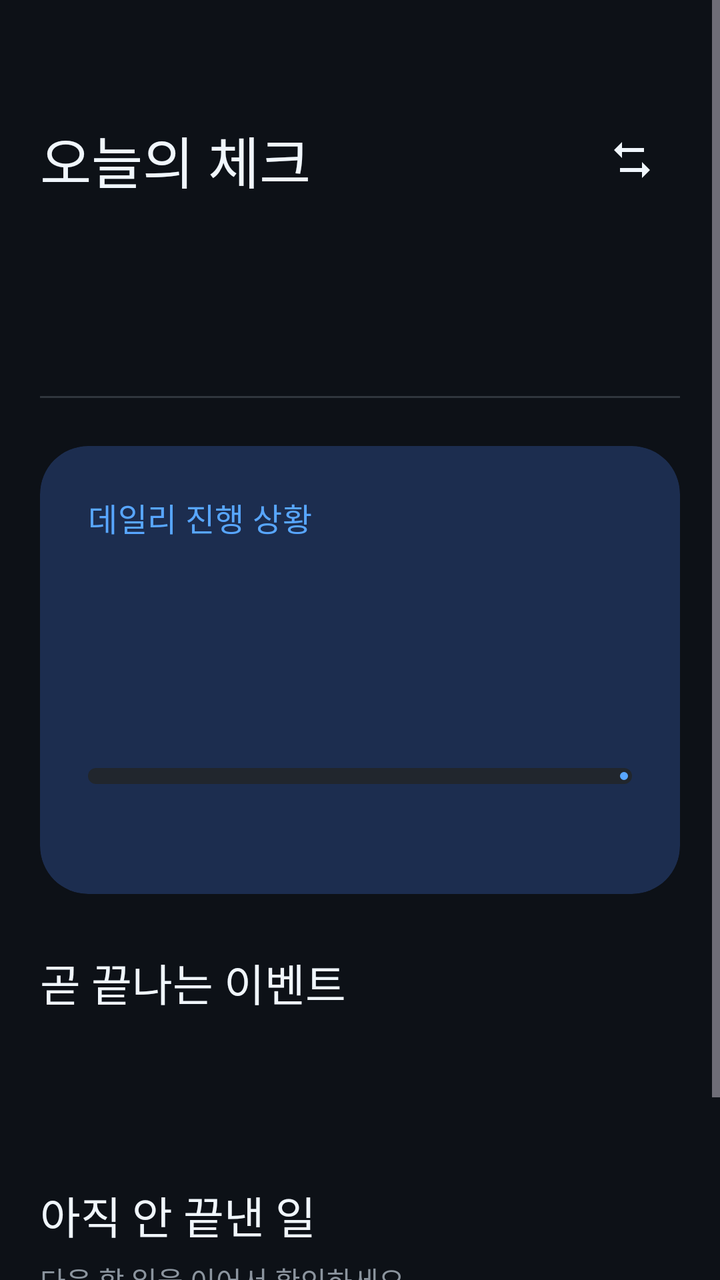
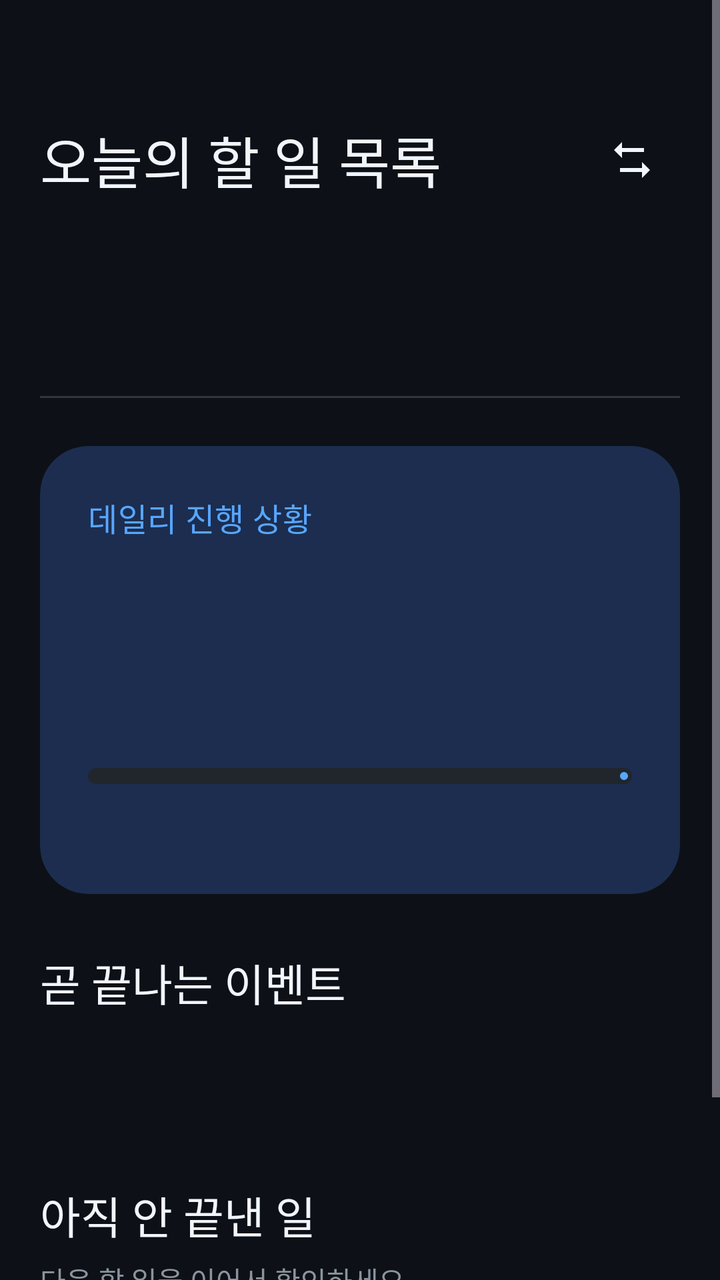

Before-and-after screenshots of an Android layout around one commit, followed by the original layout XML and the change that was made.
<!-- AndroidManifest.xml: application theme Theme.HomeworkTracker -->
<!-- res/layout/fragment_home.xml -->
<?xml version="1.0" encoding="utf-8"?>
<ScrollView xmlns:android="http://schemas.android.com/apk/res/android" xmlns:app="http://schemas.android.com/apk/res-auto"
 android:layout_width="match_parent" android:layout_height="match_parent" android:fillViewport="true" android:background="?attr/colorSurface">
 <LinearLayout android:layout_width="match_parent" android:layout_height="wrap_content" android:orientation="vertical" android:padding="20dp">
  <LinearLayout android:layout_width="match_parent" android:layout_height="wrap_content" android:layout_marginTop="36dp" android:orientation="horizontal" android:gravity="center_vertical">
   <TextView android:layout_width="0dp" android:layout_weight="1" android:layout_height="wrap_content" android:text="오늘의 체크" android:textAppearance="@style/TextAppearance.Material3.HeadlineMedium" android:textColor="?attr/colorOnSurface" />
   <ImageButton android:id="@+id/homeModeSwitch" android:layout_width="48dp" android:layout_height="48dp" android:src="@drawable/ic_switch_mode" android:background="?attr/selectableItemBackgroundBorderless" android:contentDescription="개인 계획 모드로 전환" app:tint="?attr/colorOnSurface" />
  </LinearLayout>
  <TextView android:id="@+id/tvTodayDate" android:layout_width="match_parent" android:layout_height="wrap_content" android:layout_marginTop="8dp" android:textColor="?attr/colorOnSurfaceVariant" />
  <com.google.android.material.tabs.TabLayout android:id="@+id/homeProgressTabs" android:layout_width="match_parent" android:layout_height="wrap_content" android:layout_marginTop="20dp" app:tabMode="fixed" app:tabGravity="fill" app:tabTextColor="?attr/colorOnSurfaceVariant" app:tabSelectedTextColor="?attr/colorOnSurface" />
  <com.google.android.material.card.MaterialCardView android:id="@+id/homeProgressCard" android:layout_width="match_parent" android:layout_height="wrap_content" android:layout_marginTop="24dp" app:cardCornerRadius="24dp" app:cardBackgroundColor="?attr/colorPrimaryContainer" app:strokeWidth="0dp">
   <LinearLayout android:layout_width="match_parent" android:layout_height="wrap_content" android:orientation="vertical" android:padding="24dp">
    <TextView android:layout_width="match_parent" android:layout_height="wrap_content" android:id="@+id/homeProgressTitle" android:text="데일리 진행 상황" android:textColor="?attr/colorOnPrimaryContainer" android:textAppearance="@style/TextAppearance.Material3.TitleMedium" />
    <TextView android:id="@+id/tvProgressPercent" android:layout_width="match_parent" android:layout_height="wrap_content" android:layout_marginTop="12dp" android:textSize="44sp" android:textStyle="bold" android:textColor="?attr/colorOnSurface" />
    <TextView android:id="@+id/tvProgressSummary" android:layout_width="match_parent" android:layout_height="wrap_content" android:layout_marginTop="4dp" android:textColor="?attr/colorOnSurface" />
    <com.google.android.material.progressindicator.LinearProgressIndicator android:id="@+id/homeProgress" android:layout_width="match_parent" android:layout_height="wrap_content" android:layout_marginTop="20dp" android:max="100" app:trackThickness="8dp" app:trackCornerRadius="4dp" app:indicatorColor="?attr/colorOnPrimaryContainer" />
    <TextView android:id="@+id/tvHomeEncouragement" android:layout_width="match_parent" android:layout_height="wrap_content" android:layout_marginTop="12dp" android:textColor="?attr/colorOnPrimaryContainer" />
   </LinearLayout>
  </com.google.android.material.card.MaterialCardView>
  <TextView android:layout_width="match_parent" android:layout_height="wrap_content" android:layout_marginTop="28dp" android:text="곧 끝나는 이벤트" android:textAppearance="@style/TextAppearance.Material3.TitleLarge" android:textColor="?attr/colorOnSurface" />
  <LinearLayout android:id="@+id/homeEvents" android:layout_width="match_parent" android:layout_height="wrap_content" android:layout_marginTop="12dp" android:orientation="vertical" />
  <com.google.android.material.button.MaterialButton android:id="@+id/homeExpiredToggle" style="@style/Widget.Material3.Button.TextButton" android:layout_width="match_parent" android:layout_height="wrap_content" android:minHeight="48dp" />
  <LinearLayout android:id="@+id/homeExpiredEvents" android:layout_width="match_parent" android:layout_height="wrap_content" android:orientation="vertical" android:visibility="gone" />
  <TextView android:layout_width="match_parent" android:layout_height="wrap_content" android:layout_marginTop="24dp" android:text="아직 안 끝낸 일" android:textAppearance="@style/TextAppearance.Material3.TitleLarge" android:textColor="?attr/colorOnSurface" />
  <TextView android:layout_width="match_parent" android:layout_height="wrap_content" android:layout_marginTop="6dp" android:text="다음 할 일을 이어서 확인하세요" android:textColor="?attr/colorOnSurfaceVariant" />
  <LinearLayout android:id="@+id/homePendingApps" android:layout_width="match_parent" android:layout_height="wrap_content" android:layout_marginTop="12dp" android:orientation="vertical" />
  <com.google.android.material.button.MaterialButton android:id="@+id/btnGoDaily" style="@style/Widget.Material3.Button.TonalButton" android:layout_width="match_parent" android:layout_height="wrap_content" android:layout_marginTop="16dp" android:text="데일리 목록 보기" />
 </LinearLayout>
</ScrollView>
<!-- resources referenced by this layout -->
<resources>
  <!-- drawable ic_switch_mode (drawable) -->
  <vector xmlns:android="http://schemas.android.com/apk/res/android" android:width="24dp" android:height="24dp" android:viewportWidth="24" android:viewportHeight="24">
   <path android:fillColor="#FFFFFFFF" android:pathData="M7,3 L3,7 L7,11 L7,8 L18,8 L18,6 L7,6 Z M17,13 L17,16 L6,16 L6,18 L17,18 L17,21 L21,17 Z" />
  </vector>
  <style name="Theme.HomeworkTracker" parent="Base.Theme.HomeworkTracker" />
  <style name="Base.Theme.HomeworkTracker" parent="Theme.Material3.Dark.NoActionBar">
          <item name="colorPrimary">@color/md_primary</item>
          <item name="colorOnPrimary">@color/md_on_primary</item>
          <item name="colorPrimaryContainer">@color/md_primary_container</item>
          <item name="colorOnPrimaryContainer">@color/md_on_primary_container</item>
          <item name="colorSecondary">@color/md_secondary</item>
          <item name="colorOnSecondary">@color/md_on_secondary</item>
          <item name="colorSecondaryContainer">@color/md_secondary_container</item>
          <item name="colorOnSecondaryContainer">@color/md_on_secondary_container</item>
          <item name="colorError">@color/md_error</item>
          <item name="android:colorBackground">@color/md_surface</item>
          <item name="colorSurface">@color/md_surface</item>
          <item name="colorOnSurface">@color/md_on_surface</item>
          <item name="colorSurfaceVariant">@color/md_surface_variant</item>
          <item name="colorOnSurfaceVariant">@color/md_on_surface_variant</item>
          <item name="colorOutlineVariant">@color/md_outline_variant</item>
      </style>
  <color name="md_primary">#2F81F7</color>
  <color name="md_on_primary">#0D1117</color>
  <color name="md_primary_container">#1C2D4F</color>
  <color name="md_on_primary_container">#58A6FF</color>
  <color name="md_secondary">#8B949E</color>
  <color name="md_on_secondary">#0D1117</color>
  <color name="md_secondary_container">#21262D</color>
  <color name="md_on_secondary_container">#C9D1D9</color>
  <color name="md_error">#F85149</color>
  <color name="md_surface">#0D1117</color>
  <color name="md_on_surface">#F0F6FC</color>
  <color name="md_surface_variant">#161B22</color>
  <color name="md_on_surface_variant">#8B949E</color>
  <color name="md_outline_variant">#30363D</color>
</resources>

<!-- the commit's change to res/layout/fragment_home.xml (unified diff, before → after) -->
@@ -3,7 +3,7 @@
  android:layout_width="match_parent" android:layout_height="match_parent" android:fillViewport="true" android:background="?attr/colorSurface">
  <LinearLayout android:layout_width="match_parent" android:layout_height="wrap_content" android:orientation="vertical" android:padding="20dp">
   <LinearLayout android:layout_width="match_parent" android:layout_height="wrap_content" android:layout_marginTop="36dp" android:orientation="horizontal" android:gravity="center_vertical">
-   <TextView android:layout_width="0dp" android:layout_weight="1" android:layout_height="wrap_content" android:text="오늘의 체크" android:textAppearance="@style/TextAppearance.Material3.HeadlineMedium" android:textColor="?attr/colorOnSurface" />
+   <TextView android:layout_width="0dp" android:layout_weight="1" android:layout_height="wrap_content" android:text="오늘의 할 일 목록" android:textAppearance="@style/TextAppearance.Material3.HeadlineMedium" android:textColor="?attr/colorOnSurface" />
    <ImageButton android:id="@+id/homeModeSwitch" android:layout_width="48dp" android:layout_height="48dp" android:src="@drawable/ic_switch_mode" android:background="?attr/selectableItemBackgroundBorderless" android:contentDescription="개인 계획 모드로 전환" app:tint="?attr/colorOnSurface" />
   </LinearLayout>
   <TextView android:id="@+id/tvTodayDate" android:layout_width="match_parent" android:layout_height="wrap_content" android:layout_marginTop="8dp" android:textColor="?attr/colorOnSurfaceVariant" />
